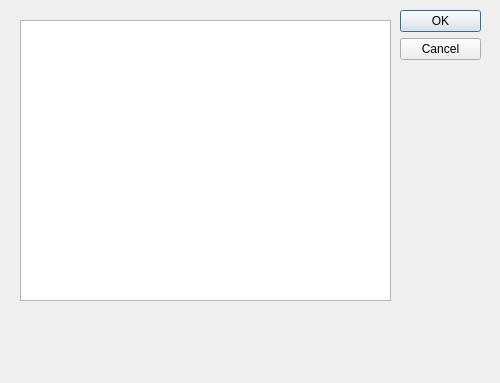
Qt form sharpendialog.ui (Daguerreo/Azul) before a commit.
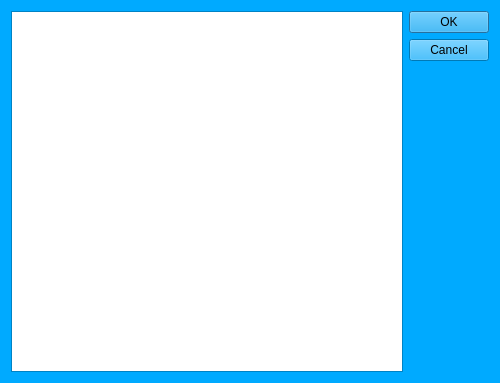
The same form after that commit.

Diff of the .ui file:
```diff
--- a/sharpendialog.ui
+++ b/sharpendialog.ui
@@ -10,35 +10,458 @@
     <height>383</height>
    </rect>
   </property>
+  <property name="palette">
+   <palette>
+    <active>
+     <colorrole role="WindowText">
+      <brush brushstyle="SolidPattern">
+       <color alpha="255">
+        <red>0</red>
+        <green>0</green>
+        <blue>0</blue>
+       </color>
+      </brush>
+     </colorrole>
+     <colorrole role="Button">
+      <brush brushstyle="SolidPattern">
+       <color alpha="255">
+        <red>0</red>
+        <green>170</green>
+        <blue>255</blue>
+       </color>
+      </brush>
+     </colorrole>
+     <colorrole role="Light">
+      <brush brushstyle="SolidPattern">
+       <color alpha="255">
+        <red>127</red>
+        <green>213</green>
+        <blue>255</blue>
+       </color>
+      </brush>
+     </colorrole>
+     <colorrole role="Midlight">
+      <brush brushstyle="SolidPattern">
+       <color alpha="255">
+        <red>63</red>
+        <green>191</green>
+        <blue>255</blue>
+       </color>
+      </brush>
+     </colorrole>
+     <colorrole role="Dark">
+      <brush brushstyle="SolidPattern">
+       <color alpha="255">
+        <red>0</red>
+        <green>85</green>
+        <blue>127</blue>
+       </color>
+      </brush>
+     </colorrole>
+     <colorrole role="Mid">
+      <brush brushstyle="SolidPattern">
+       <color alpha="255">
+        <red>0</red>
+        <green>113</green>
+        <blue>170</blue>
+       </color>
+      </brush>
+     </colorrole>
+     <colorrole role="Text">
+      <brush brushstyle="SolidPattern">
+       <color alpha="255">
+        <red>0</red>
+        <green>0</green>
+        <blue>0</blue>
+       </color>
+      </brush>
+     </colorrole>
+     <colorrole role="BrightText">
+      <brush brushstyle="SolidPattern">
+       <color alpha="255">
+        <red>255</red>
+        <green>255</green>
+        <blue>255</blue>
+       </color>
+      </brush>
+     </colorrole>
+     <colorrole role="ButtonText">
+      <brush brushstyle="SolidPattern">
+       <color alpha="255">
+        <red>0</red>
+        <green>0</green>
+        <blue>0</blue>
+       </color>
+      </brush>
+     </colorrole>
+     <colorrole role="Base">
+      <brush brushstyle="SolidPattern">
+       <color alpha="255">
+        <red>255</red>
+        <green>255</green>
+        <blue>255</blue>
+       </color>
+      </brush>
+     </colorrole>
+     <colorrole role="Window">
+      <brush brushstyle="SolidPattern">
+       <color alpha="255">
+        <red>0</red>
+        <green>170</green>
+        <blue>255</blue>
+       </color>
+      </brush>
+     </colorrole>
+     <colorrole role="Shadow">
+      <brush brushstyle="SolidPattern">
+       <color alpha="255">
+        <red>0</red>
+        <green>0</green>
+        <blue>0</blue>
+       </color>
+      </brush>
+     </colorrole>
+     <colorrole role="AlternateBase">
+      <brush brushstyle="SolidPattern">
+       <color alpha="255">
+        <red>127</red>
+        <green>212</green>
+        <blue>255</blue>
+       </color>
+      </brush>
+     </colorrole>
+     <colorrole role="ToolTipBase">
+      <brush brushstyle="SolidPattern">
+       <color alpha="255">
+        <red>255</red>
+        <green>255</green>
+        <blue>220</blue>
+       </color>
+      </brush>
+     </colorrole>
+     <colorrole role="ToolTipText">
+      <brush brushstyle="SolidPattern">
+       <color alpha="255">
+        <red>0</red>
+        <green>0</green>
+        <blue>0</blue>
+       </color>
+      </brush>
+     </colorrole>
+    </active>
+    <inactive>
+     <colorrole role="WindowText">
+      <brush brushstyle="SolidPattern">
+       <color alpha="255">
+        <red>0</red>
+        <green>0</green>
+        <blue>0</blue>
+       </color>
+      </brush>
+     </colorrole>
+     <colorrole role="Button">
+      <brush brushstyle="SolidPattern">
+       <color alpha="255">
+        <red>0</red>
+        <green>170</green>
+        <blue>255</blue>
+       </color>
+      </brush>
+     </colorrole>
+     <colorrole role="Light">
+      <brush brushstyle="SolidPattern">
+       <color alpha="255">
+        <red>127</red>
+        <green>213</green>
+        <blue>255</blue>
+       </color>
+      </brush>
+     </colorrole>
+     <colorrole role="Midlight">
+      <brush brushstyle="SolidPattern">
+       <color alpha="255">
+        <red>63</red>
+        <green>191</green>
+        <blue>255</blue>
+       </color>
+      </brush>
+     </colorrole>
+     <colorrole role="Dark">
+      <brush brushstyle="SolidPattern">
+       <color alpha="255">
+        <red>0</red>
+        <green>85</green>
+        <blue>127</blue>
+       </color>
+      </brush>
+     </colorrole>
+     <colorrole role="Mid">
+      <brush brushstyle="SolidPattern">
+       <color alpha="255">
+        <red>0</red>
+        <green>113</green>
+        <blue>170</blue>
+       </color>
+      </brush>
+     </colorrole>
+     <colorrole role="Text">
+      <brush brushstyle="SolidPattern">
+       <color alpha="255">
+        <red>0</red>
+        <green>0</green>
+        <blue>0</blue>
+       </color>
+      </brush>
+     </colorrole>
+     <colorrole role="BrightText">
+      <brush brushstyle="SolidPattern">
+       <color alpha="255">
+        <red>255</red>
+        <green>255</green>
+        <blue>255</blue>
+       </color>
+      </brush>
+     </colorrole>
+     <colorrole role="ButtonText">
+      <brush brushstyle="SolidPattern">
+       <color alpha="255">
+        <red>0</red>
+        <green>0</green>
+        <blue>0</blue>
+       </color>
+      </brush>
+     </colorrole>
+     <colorrole role="Base">
+      <brush brushstyle="SolidPattern">
+       <color alpha="255">
+        <red>255</red>
+        <green>255</green>
+        <blue>255</blue>
+       </color>
+      </brush>
+     </colorrole>
+     <colorrole role="Window">
+      <brush brushstyle="SolidPattern">
+       <color alpha="255">
+        <red>0</red>
+        <green>170</green>
+        <blue>255</blue>
+       </color>
+      </brush>
+     </colorrole>
+     <colorrole role="Shadow">
+      <brush brushstyle="SolidPattern">
+       <color alpha="255">
+        <red>0</red>
+        <green>0</green>
+        <blue>0</blue>
+       </color>
+      </brush>
+     </colorrole>
+     <colorrole role="AlternateBase">
+      <brush brushstyle="SolidPattern">
+       <color alpha="255">
+        <red>127</red>
+        <green>212</green>
+        <blue>255</blue>
+       </color>
+      </brush>
+     </colorrole>
+     <colorrole role="ToolTipBase">
+      <brush brushstyle="SolidPattern">
+       <color alpha="255">
+        <red>255</red>
+        <green>255</green>
+        <blue>220</blue>
+       </color>
+      </brush>
+     </colorrole>
+     <colorrole role="ToolTipText">
+      <brush brushstyle="SolidPattern">
+       <color alpha="255">
+        <red>0</red>
+        <green>0</green>
+        <blue>0</blue>
+       </color>
+      </brush>
+     </colorrole>
+    </inactive>
+    <disabled>
+     <colorrole role="WindowText">
+      <brush brushstyle="SolidPattern">
+       <color alpha="255">
+        <red>0</red>
+        <green>85</green>
+        <blue>127</blue>
+       </color>
+      </brush>
+     </colorrole>
+     <colorrole role="Button">
+      <brush brushstyle="SolidPattern">
+       <color alpha="255">
+        <red>0</red>
+        <green>170</green>
+        <blue>255</blue>
+       </color>
+      </brush>
+     </colorrole>
+     <colorrole role="Light">
+      <brush brushstyle="SolidPattern">
+       <color alpha="255">
+        <red>127</red>
+        <green>213</green>
+        <blue>255</blue>
+       </color>
+      </brush>
+     </colorrole>
+     <colorrole role="Midlight">
+      <brush brushstyle="SolidPattern">
+       <color alpha="255">
+        <red>63</red>
+        <green>191</green>
+        <blue>255</blue>
+       </color>
+      </brush>
+     </colorrole>
+     <colorrole role="Dark">
+      <brush brushstyle="SolidPattern">
+       <color alpha="255">
+        <red>0</red>
+        <green>85</green>
+        <blue>127</blue>
+       </color>
+      </brush>
+     </colorrole>
+     <colorrole role="Mid">
+      <brush brushstyle="SolidPattern">
+       <color alpha="255">
+        <red>0</red>
+        <green>113</green>
+        <blue>170</blue>
+       </color>
+      </brush>
+     </colorrole>
+     <colorrole role="Text">
+      <brush brushstyle="SolidPattern">
+       <color alpha="255">
+        <red>0</red>
+        <green>85</green>
+        <blue>127</blue>
+       </color>
+      </brush>
+     </colorrole>
+     <colorrole role="BrightText">
+      <brush brushstyle="SolidPattern">
+       <color alpha="255">
+        <red>255</red>
+        <green>255</green>
+        <blue>255</blue>
+       </color>
+      </brush>
+     </colorrole>
+     <colorrole role="ButtonText">
+      <brush brushstyle="SolidPattern">
+       <color alpha="255">
+        <red>0</red>
+        <green>85</green>
+        <blue>127</blue>
+       </color>
+      </brush>
+     </colorrole>
+     <colorrole role="Base">
+      <brush brushstyle="SolidPattern">
+       <color alpha="255">
+        <red>0</red>
+        <green>170</green>
+        <blue>255</blue>
+       </color>
+      </brush>
+     </colorrole>
+     <colorrole role="Window">
+      <brush brushstyle="SolidPattern">
+       <color alpha="255">
+        <red>0</red>
+        <green>170</green>
+        <blue>255</blue>
+       </color>
+      </brush>
+     </colorrole>
+     <colorrole role="Shadow">
+      <brush brushstyle="SolidPattern">
+       <color alpha="255">
+        <red>0</red>
+        <green>0</green>
+        <blue>0</blue>
+       </color>
+      </brush>
+     </colorrole>
+     <colorrole role="AlternateBase">
+      <brush brushstyle="SolidPattern">
+       <color alpha="255">
+        <red>0</red>
+        <green>170</green>
+        <blue>255</blue>
+       </color>
+      </brush>
+     </colorrole>
+     <colorrole role="ToolTipBase">
+      <brush brushstyle="SolidPattern">
+       <color alpha="255">
+        <red>255</red>
+        <green>255</green>
+        <blue>220</blue>
+       </color>
+      </brush>
+     </colorrole>
+     <colorrole role="ToolTipText">
+      <brush brushstyle="SolidPattern">
+       <color alpha="255">
+        <red>0</red>
+        <green>0</green>
+        <blue>0</blue>
+       </color>
+      </brush>
+     </colorrole>
+    </disabled>
+   </palette>
+  </property>
   <property name="windowTitle">
    <string>Dialog</string>
   </property>
-  <widget class="QDialogButtonBox" name="buttonBox">
-   <property name="geometry">
-    <rect>
-     <x>400</x>
-     <y>10</y>
-     <width>81</width>
-     <height>241</height>
-    </rect>
-   </property>
-   <property name="orientation">
-    <enum>Qt::Vertical</enum>
-   </property>
-   <property name="standardButtons">
-    <set>QDialogButtonBox::Cancel|QDialogButtonBox::Ok</set>
-   </property>
-  </widget>
-  <widget class="QGraphicsView" name="graphicsView">
-   <property name="geometry">
-    <rect>
-     <x>20</x>
-     <y>20</y>
-     <width>371</width>
-     <height>281</height>
-    </rect>
-   </property>
-  </widget>
+  <layout class="QHBoxLayout" name="horizontalLayout">
+   <item>
+    <widget class="QGraphicsView" name="graphicsView">
+     <property name="sizePolicy">
+      <sizepolicy hsizetype="Preferred" vsizetype="Preferred">
+       <horstretch>0</horstretch>
+       <verstretch>0</verstretch>
+      </sizepolicy>
+     </property>
+     <property name="minimumSize">
+      <size>
+       <width>320</width>
+       <height>240</height>
+      </size>
+     </property>
+    </widget>
+   </item>
+   <item>
+    <widget class="QDialogButtonBox" name="buttonBox">
+     <property name="sizePolicy">
+      <sizepolicy hsizetype="Fixed" vsizetype="Preferred">
+       <horstretch>0</horstretch>
+       <verstretch>0</verstretch>
+      </sizepolicy>
+     </property>
+     <property name="orientation">
+      <enum>Qt::Vertical</enum>
+     </property>
+     <property name="standardButtons">
+      <set>QDialogButtonBox::Cancel|QDialogButtonBox::Ok</set>
+     </property>
+    </widget>
+   </item>
+  </layout>
  </widget>
  <resources/>
  <connections>
```
